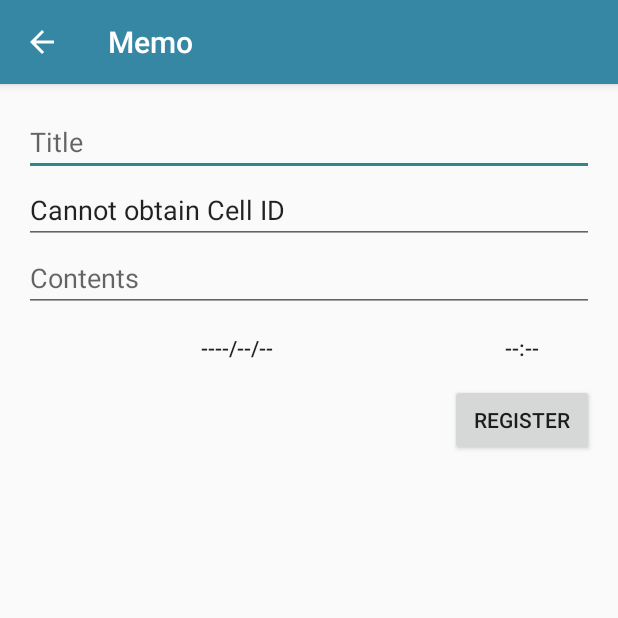
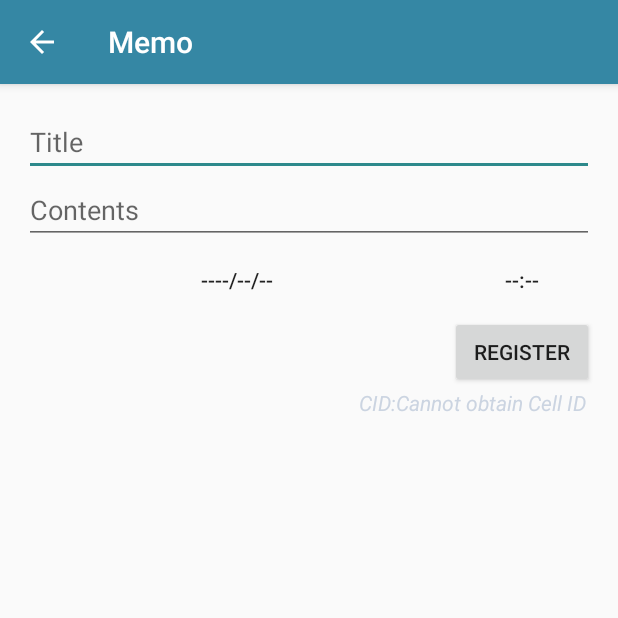
Before and after one commit to ym-dev/JotHere01, an Android app: the InputActivity screen opened directly, with no data from a screen before it, on a phone screen of 412 x 824 dp, the top half of it. Run offline under Robolectric (Android 15) with nearby library versions, the phone set to English and light mode, and no system bars; libraries missing offline, so code that uses them is left out: io.realm; 3 statements that could not run were skipped.

Commit message:
インプット画面のレイアウト変更 CIDは画面右下に移動

```diff
--- a/app/src/main/java/com/gmail/devtech/ym/jothere/InputActivity.java
+++ b/app/src/main/java/com/gmail/devtech/ym/jothere/InputActivity.java
@@ -20,6 +20,7 @@ import android.view.View;
 import android.widget.Button;
 import android.widget.DatePicker;
 import android.widget.EditText;
+import android.widget.TextView;
 import android.widget.TimePicker;
 
 import java.util.Calendar;
@@ -37,7 +38,8 @@ public class InputActivity extends AppCompatActivity {
 
     private int mYear, mMonth, mDay, mHour, mMinute;
     private Button mDateButton, mTimeButton;
-    private EditText mTitleEdit, mContentEdit, mCategoryEdit;
+    private EditText mTitleEdit, mContentEdit;
+    private TextView mCategoryEdit;
     private Task mTask;
     private String strCellId;
     public TelephonyManager TM;
@@ -109,7 +111,7 @@ public class InputActivity extends AppCompatActivity {
         findViewById(R.id.done_button).setOnClickListener(mOnDoneClickListener);
         mTitleEdit = (EditText)findViewById(R.id.title_edit_text);
         mContentEdit = (EditText)findViewById(R.id.content_edit_text);
-        mCategoryEdit = (EditText)findViewById(R.id.category_edit_text);
+        mCategoryEdit = (TextView)findViewById(R.id.category_edit_text);
 
 
         // EXTRA_TASK から Task の id を取得して、 id から Task のインスタンスを取得する
--- a/app/src/main/res/layout/content_input.xml
+++ b/app/src/main/res/layout/content_input.xml
@@ -18,17 +18,12 @@
         android:layout_width="match_parent"
         android:layout_height="wrap_content"
         android:hint="@string/hint_title" />
-    <EditText
-        android:id="@+id/category_edit_text"
-        android:layout_width="match_parent"
-        android:layout_height="wrap_content"
-        android:layout_below="@id/title_edit_text"
-        android:hint="Cell ID" />
+
     <EditText
         android:id="@+id/content_edit_text"
         android:layout_width="match_parent"
         android:layout_height="wrap_content"
-        android:layout_below="@id/category_edit_text"
+        android:layout_below="@id/title_edit_text"
         android:hint="@string/hint_contents" />
     <Button
         android:id="@+id/date_button"
@@ -55,4 +50,36 @@
         android:layout_alignParentRight="true"
         android:text="@string/but_done" />
 
+
+    <LinearLayout
+        android:layout_width="wrap_content"
+        android:layout_height="wrap_content"
+        android:orientation="horizontal"
+        android:layout_below="@id/done_button"
+        android:layout_alignParentRight="true" >
+
+        <TextView
+            android:id="@+id/textView"
+            android:layout_width="wrap_content"
+            android:layout_height="wrap_content"
+            android:text="CID:"
+            android:textColor="#CBD4E1"
+            android:textStyle="italic" />
+
+        <TextView
+            android:id="@+id/category_edit_text"
+            android:layout_width="wrap_content"
+            android:layout_height="wrap_content"
+            android:background="#00000000"
+            android:selectAllOnFocus="false"
+            android:textAlignment="textEnd"
+            android:textColor="#CBD4E1"
+            android:textStyle="italic" />
+
+        <Space
+            android:layout_width="5dp"
+            android:layout_height="wrap_content" />
+
+    </LinearLayout>
+
 </RelativeLayout>
--- a/app/src/main/res/values/colors.xml
+++ b/app/src/main/res/values/colors.xml
@@ -2,5 +2,5 @@
 <resources>
     <color name="colorPrimary">#3587A4</color>
     <color name="colorPrimaryDark">#7EB2C5</color>
-    <color name="colorAccent">#2D898B</color>
+    <color name="colorAccent">#2d898b</color>
 </resources>
```
